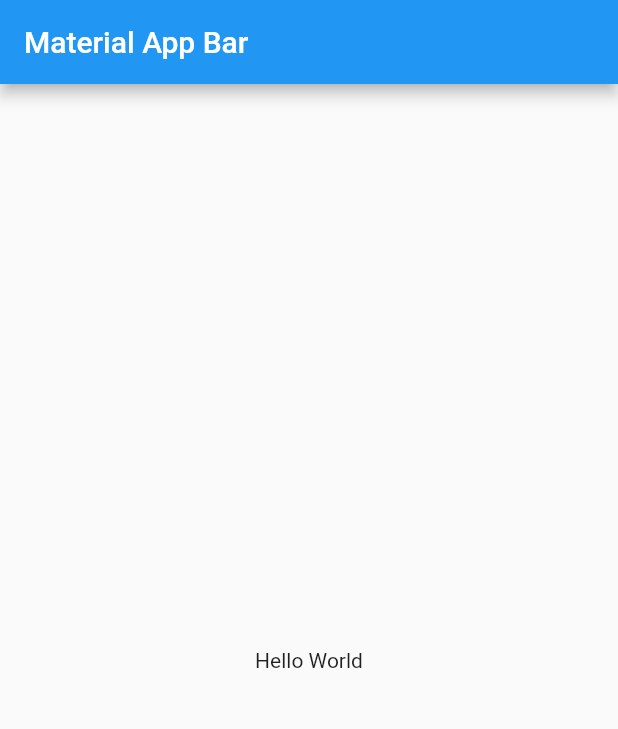
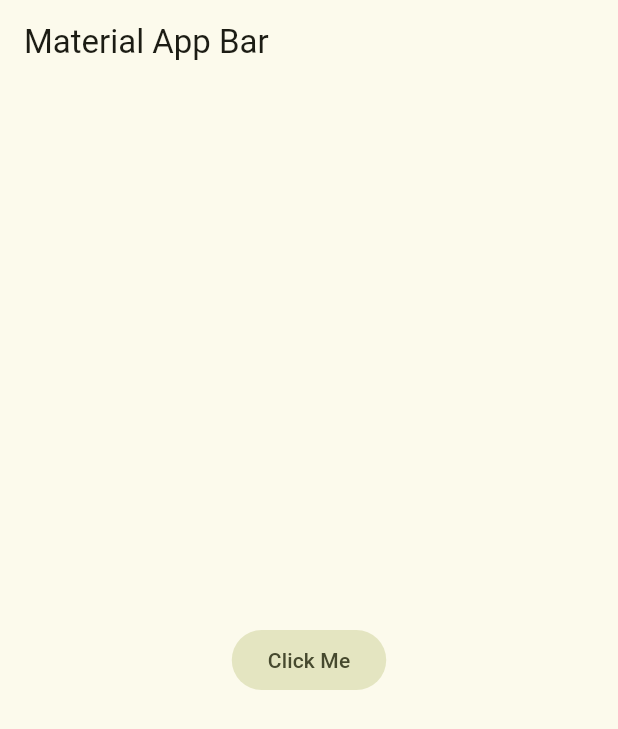
Before and after one commit to LizzullyJ/yes_no_app, a Flutter app: the screen it shows after launch, on a phone screen of 412 x 824 dp. Shown: the top 729 px of the screen. Run offline on Flutter 3.47's test engine with Material 2 defaults, Android fonts, the phone set to English and light mode, and no system bars.

Commit message:
Tema global de la app

```diff
--- /dev/null
+++ b/lib/config/theme/app_theme.dart
@@ -0,0 +1,28 @@
+import 'package:flutter/material.dart';
+
+
+
+const Color _customColor = Color(0xFFA356F6);
+  final List<Color> _colorThemes = [
+    _customColor,
+    Colors.lime,
+    Colors.amber,
+    Colors.pink.shade800,
+    Colors.cyanAccent.shade100,
+    Colors.orange,
+  ];
+class AppTheme {
+    final int selectedColor;
+  AppTheme({
+    this.selectedColor = 0,
+  }) : assert(selectedColor >= 0 &&  selectedColor <= _colorThemes.length-1,
+            'Colors must be between 0 and ${ _colorThemes.length -1 }');
+
+  ThemeData theme() {
+    return ThemeData(
+      useMaterial3: true,
+      colorSchemeSeed: _colorThemes[selectedColor],
+      // brightness: Brightness.dark
+    );
+  }
+}
--- a/lib/main.dart
+++ b/lib/main.dart
@@ -1,4 +1,5 @@
 import 'package:flutter/material.dart';
+import 'package:yes_no_app/config/theme/app_theme.dart';
 
 void main() => runApp(const MyApp());
 
@@ -8,13 +9,15 @@ class MyApp extends StatelessWidget {
   @override
   Widget build(BuildContext context) {
     return MaterialApp(
-      title: 'Material App',
+      title: 'Yes No App',
+      debugShowCheckedModeBanner: false,
+      theme: AppTheme(selectedColor: 1).theme(),
       home: Scaffold(
         appBar: AppBar(
           title: const Text('Material App Bar'),
         ),
-        body: const Center(
-          child: Text('Hello World'),
+        body: Center(
+          child: FilledButton.tonal(onPressed: (){}, child: const Text('Click Me'))
         ),
       ),
     );
```
